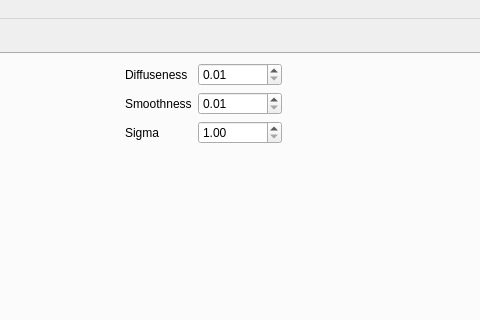
Qt form src/ui/main_application.ui (ornlneutronimaging/pyMBIR_UI) before a commit; both pictures show x 395 to 875 and y 0 to 320 of the 1196 by 866 pixel window.
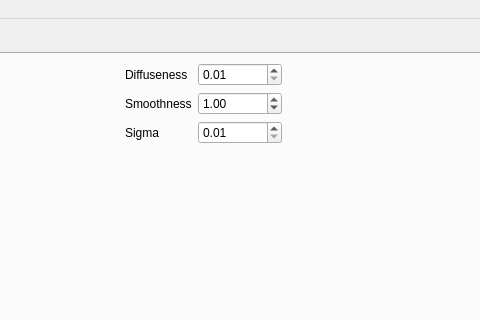
The same form after that commit. The open tabs and pages were chosen to show the change. Icons and pictures are not drawn.

Commit message: advanced tab work. this refs #12

```diff
--- a/src/ui/main_application.ui
+++ b/src/ui/main_application.ui
@@ -774,15 +774,18 @@
               <property name="singleStep">
                <double>0.010000000000000</double>
               </property>
+              <property name="value">
+               <double>1.000000000000000</double>
+              </property>
              </widget>
             </item>
             <item row="2" column="1">
              <widget class="QDoubleSpinBox" name="sigma_doubleSpinBox">
               <property name="minimum">
-               <double>1.000000000000000</double>
+               <double>0.010000000000000</double>
               </property>
               <property name="maximum">
-               <double>2.000000000000000</double>
+               <double>1000000.000000000000000</double>
               </property>
               <property name="singleStep">
                <double>0.100000000000000</double>
```
Left out of the diff: 2 changed lines with no effect on the pictures. The commit also changes 2 other files.
